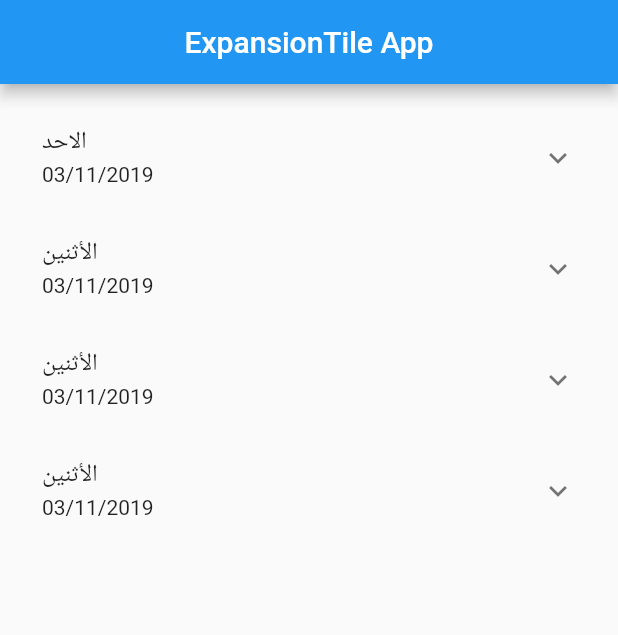
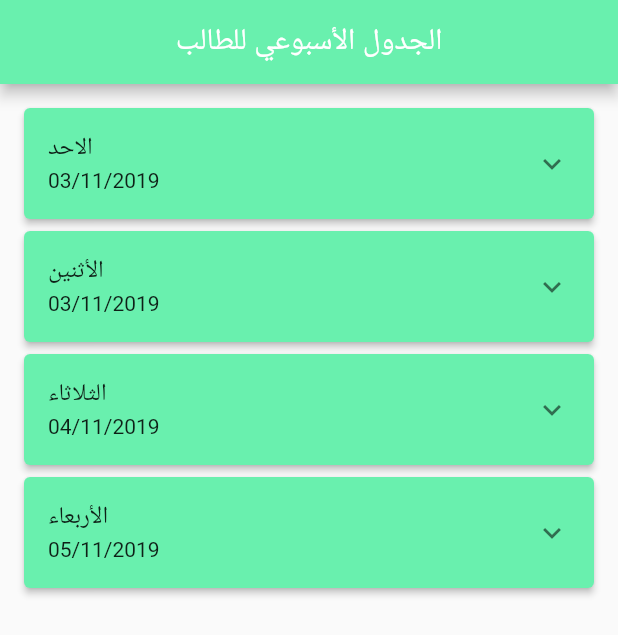
Before and after one commit to nidaldh/flutter_demo, a Flutter app: the screen it shows after launch, on a phone screen of 412 x 824 dp. Shown: the top 635 px of the screen. Run offline on Flutter 3.47's test engine with Material 2 defaults, Android fonts, the phone set to English and light mode, and no system bars; our stand-ins replace cloud_firestore, firebase_auth, google_sign_in, image_picker; missing offline and left inert: autocomplete_textfield; accounts and stored records are empty.

Commit message:
use card in listView and make the color of the card change in special cases

```diff
--- a/lib/screens/main_screen.dart
+++ b/lib/screens/main_screen.dart
@@ -1,3 +1,5 @@
+import 'dart:ui';
+
 /// ListTile
 
 import 'package:flutter/material.dart';
@@ -7,20 +9,20 @@ class TileApp extends StatelessWidget {
   Widget build(BuildContext context) {
     return new MaterialApp(
       home: new Scaffold(
+
         appBar: new AppBar(
+          backgroundColor: Colors.greenAccent[200],
           title: new Center(
-            child: Text('ExpansionTile App'),
+            child: Text('الجدول الأسبوعي للطالب'),
           ),
         ),
         body: Padding(
           padding: const EdgeInsets.all(12.0),
+
           child: new ListView.builder(
-
             itemBuilder: (BuildContext context, int index) {
               return new StuffInTiles(list[index]);
-              return new StuffInTiles(list[index]);
             },
-//          itemCount: listOfTiles.length,
             itemCount: list.length,
           ),
         ),
@@ -35,18 +37,36 @@ class StuffInTiles extends StatelessWidget {
 
 //  StuffInTiles(this.myTile);
   StuffInTiles(this.myClass);
-
+Color wajeb(String hw){
+  if (hw.contains("واحب")) {
+    return Colors.amber[100];
+  }if (hw.contains("امتحان")) {
+    return Colors.red[100];
+  }if (hw.contains("مشروع")) {
+    return Colors.blue[100];
+  }
+}
   @override
   Widget build(BuildContext context) {
-    return _buildTiles(myClass);
+    return Container(
+        child: Container(
+          child: Column(
+            children: <Widget>[
+              _buildTiles(myClass)
+            ],
+          ),
+        ),
+    );
 //    return _buildTiles(myTile);
   }
 
 //  Widget _buildTiles(MyTile t) {
   Widget _buildTiles(Classes t) {
     if (t.children.isEmpty)
-      return new ListTile(
-
+      return Card(
+        color: wajeb(t.hw),
+//        children: <Widget>[
+          child: ListTile(
         dense: true,
         enabled: true,
         isThreeLine: false,
@@ -55,22 +75,24 @@ class StuffInTiles extends StatelessWidget {
         leading: new Text(t.date, style: TextStyle(fontSize: 16)),
         selected: true,
         trailing: Text(t.hw),
+//          title: new Text(t.date)
+      ));
 
-//          title: new Text(t.date)
-      );
-
-    return new ExpansionTile(
-      backgroundColor: Colors.greenAccent[100],
-      key: new PageStorageKey<int>(3),
-      title: new Text(t.date),
-      subtitle: Text(t.time),
-      children: t.children.map(_buildTiles).toList(),
+    return Card(
+      elevation: 2,
+      color: Colors.greenAccent[200],
+      child: ExpansionTile(
+        backgroundColor: Colors.greenAccent[100],
+        key: new PageStorageKey<int>(3),
+        title: new Text(t.date),
+        subtitle: Text(t.time),
+        children: t.children.map(_buildTiles).toList(),
+      ),
     );
-
-//    return new Widget();
   }
 }
-Widget test(){
+
+Widget test() {
   return ButtonBar();
 }
 
@@ -80,7 +102,7 @@ class Classes {
   String hw;
   List<Classes> children;
 
-  Classes(this.date, this.time, this.hw, [ this.children = const <Classes>[]]);
+  Classes(this.date, this.time, this.hw, [this.children = const <Classes>[]]);
 }
 
 List<Classes> list = <Classes>[
@@ -95,15 +117,17 @@ List<Classes> list = <Classes>[
     new Classes("اللغة الانجليزية", "الحصة الثانية", ""),
     new Classes("العلوم الحياتية ", "الحصة الأولى", ""),
     new Classes("التربية الدينية", "الحصة الأولى", "امتحان"),
-  ]),new Classes("الأثنين", "03/11/2019", "", <Classes>[
+  ]),
+  new Classes("الثلاثاء", "04/11/2019", "", <Classes>[
+    new Classes("اللغة العربية", "الحصة الأولى", ""),
+    new Classes("اللغة الانجليزية", "الحصة الثانية", "مشروع"),
+    new Classes("العلوم الحياتية ", "الحصة الأولى", ""),
+    new Classes("التربية الدينية", "الحصة الأولى", ""),
+  ]),
+  new Classes("الأربعاء", "05/11/2019", "", <Classes>[
     new Classes("اللغة العربية", "الحصة الأولى", "واحب"),
-    new Classes("اللغة الانجليزية", "الحصة الثانية", ""),
+    new Classes("اللغة الانجليزية", "الحصة الثانية", "مشروع"),
     new Classes("العلوم الحياتية ", "الحصة الأولى", ""),
-    new Classes("التربية الدينية", "الحصة الأولى", "امتحان"),
-  ]),new Classes("الأثنين", "03/11/2019", "", <Classes>[
-    new Classes("اللغة العربية", "الحصة الأولى", "واحب"),
-    new Classes("اللغة الانجليزية", "الحصة الثانية", ""),
-    new Classes("العلوم الحياتية ", "الحصة الأولى", ""),
-    new Classes("التربية الدينية", "الحصة الأولى", "امتحان"),
+    new Classes("التربية الدينية", "الحصة الأولى", ""),
   ])
 ];
```
Also changed, not shown: lib/main.dart (+10 -14 lines), lib/screens/email_form.dart (+36 -29 lines), lib/screens/table_screen.dart (added, +172 -0 lines), lib/screens/table_screen_temp.dart (added, +165 -0 lines).
